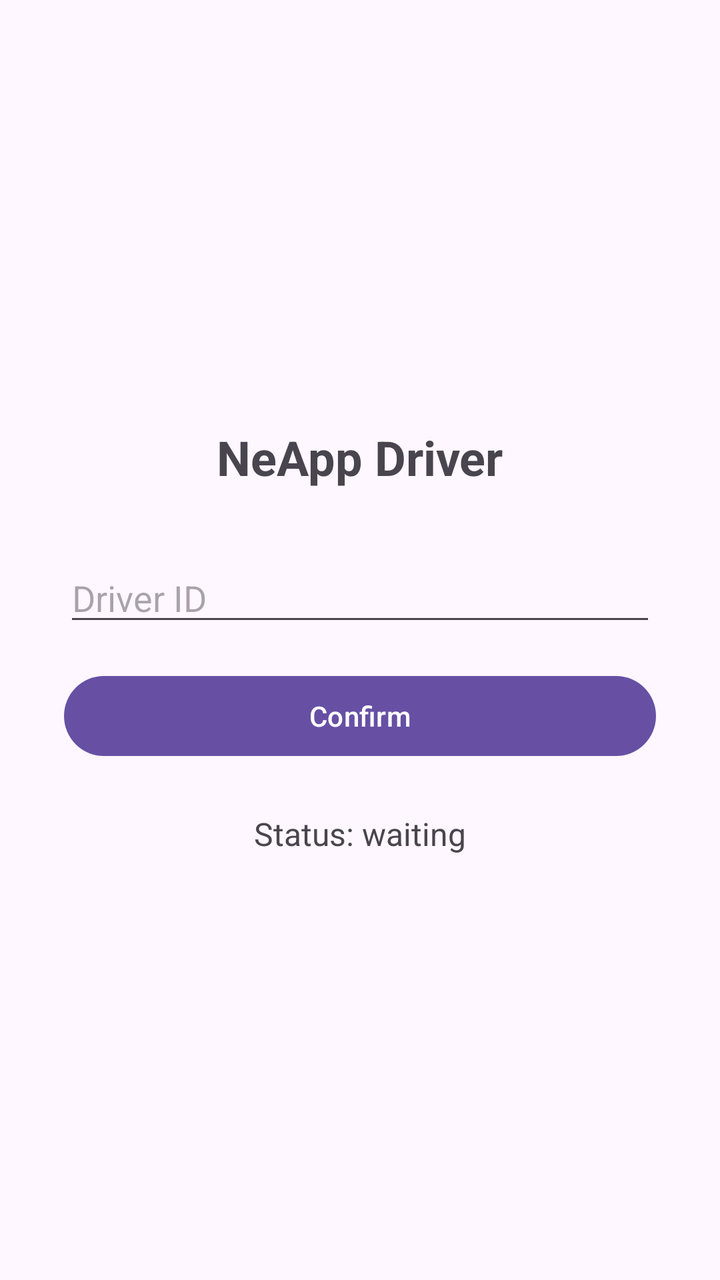
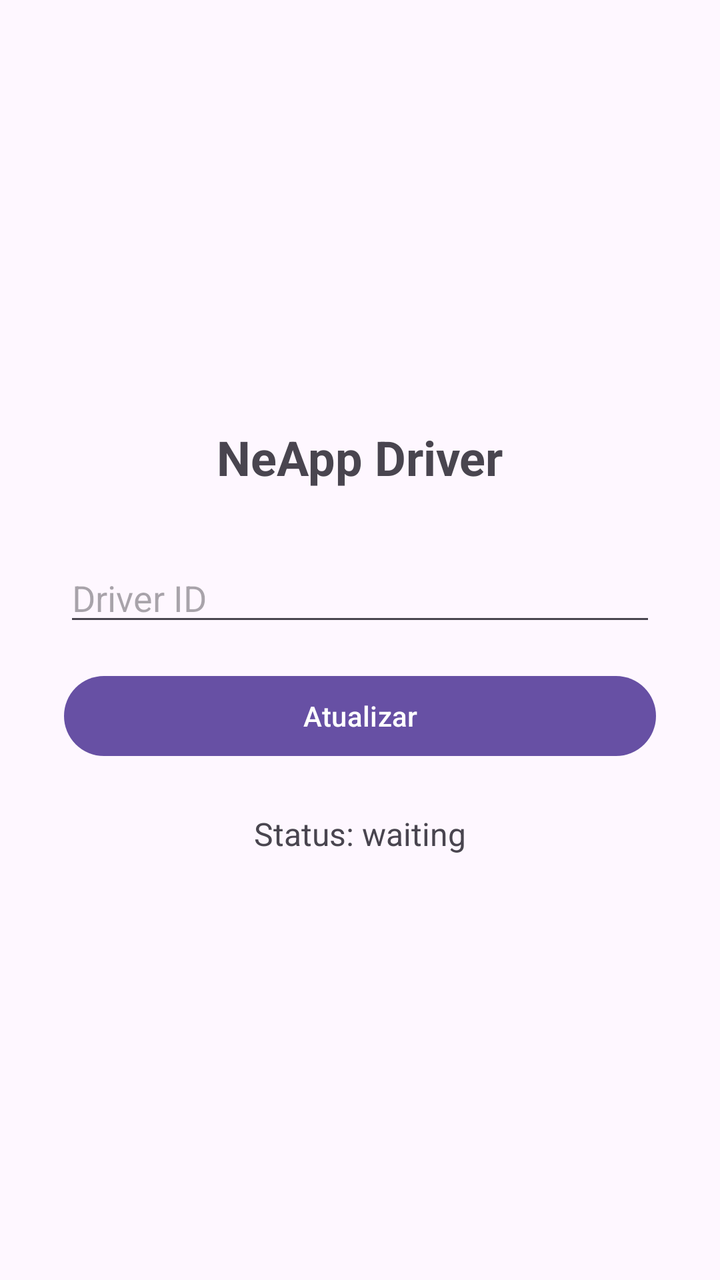

Screens rendered from an Android XML layout before and after an edit, with the pre-edit source and the edit as a unified diff.
<!-- AndroidManifest.xml: application theme Theme.NeApp -->
<!-- res/layout/activity_main.xml -->
<?xml version="1.0" encoding="utf-8"?>
<LinearLayout xmlns:android="http://schemas.android.com/apk/res/android"
    android:layout_width="match_parent"
    android:layout_height="match_parent"
    android:orientation="vertical"
    android:gravity="center"
    android:padding="32dp">

    <TextView
        android:id="@+id/bannerAviso"
        android:layout_width="match_parent"
        android:layout_height="wrap_content"
        android:background="#FF9800"
        android:padding="12dp"
        android:textSize="14sp"
        android:layout_marginBottom="16dp"
        android:visibility="gone"/>

    <TextView
        android:text="NeApp Driver"
        android:textSize="24sp"
        android:textStyle="bold"
        android:layout_width="wrap_content"
        android:layout_height="wrap_content"
        android:layout_marginBottom="32dp"/>

    <EditText
        android:id="@+id/editDriverId"
        android:layout_width="match_parent"
        android:layout_height="wrap_content"
        android:hint="Driver ID"
        android:inputType="text"
        android:layout_marginBottom="16dp"/>

    <Button
        android:id="@+id/btnConfirm"
        android:layout_width="match_parent"
        android:layout_height="wrap_content"
        android:text="Confirm"
        android:layout_marginBottom="24dp"/>

    <TextView
        android:id="@+id/statusText"
        android:layout_width="wrap_content"
        android:layout_height="wrap_content"
        android:text="Status: waiting"
        android:textSize="16sp"/>

</LinearLayout>
<!-- resources referenced by this layout -->
<resources>
  <style name="Theme.NeApp" parent="Base.Theme.NeApp" />
  <style name="Base.Theme.NeApp" parent="Theme.Material3.DayNight.NoActionBar">
          
          
      </style>
</resources>

<!-- the commit's change to res/layout/activity_main.xml (unified diff, before → after) -->
@@ -36,7 +36,7 @@
         android:id="@+id/btnConfirm"
         android:layout_width="match_parent"
         android:layout_height="wrap_content"
-        android:text="Confirm"
+        android:text="Atualizar"
         android:layout_marginBottom="24dp"/>
 
     <TextView
